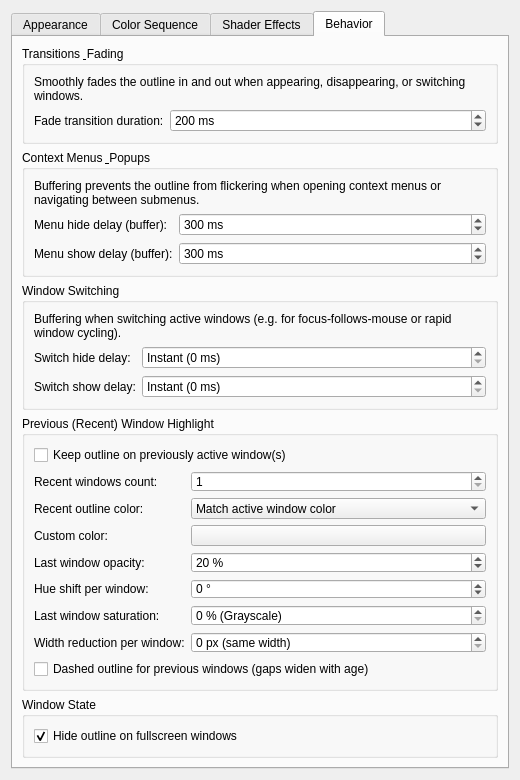
Old version of the form activewindowoutline_config.ui in the repository gmalinowski/LeapK.
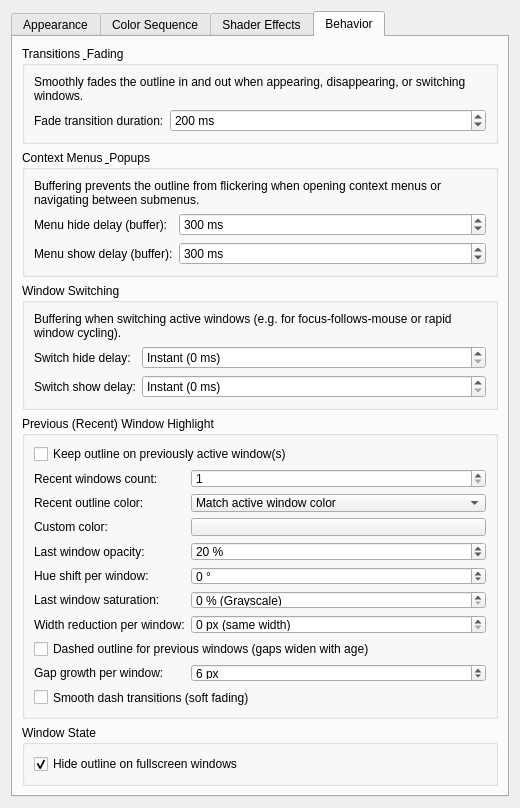
New version of the form. The open tabs and pages were chosen to show the change. Custom widgets are drawn as their Qt base class.

Commit message: feat(recent): add configurable gap growth and smooth dash transitions

What changed in the file:
```diff
--- a/activewindowoutline_config.ui
+++ b/activewindowoutline_config.ui
@@ -1622,6 +1622,51 @@
             </property>
            </widget>
           </item>
+          <item row="9" column="0">
+           <widget class="QLabel" name="label_recentWindowGapGrowth">
+            <property name="text">
+             <string>Gap growth per window:</string>
+            </property>
+            <property name="toolTip">
+             <string>Defines how much the gap between dashes increases for each successive older window in pixels (default: 6 px). If set to 0 px, all recent windows use the same constant gap length.</string>
+            </property>
+           </widget>
+          </item>
+          <item row="9" column="1">
+           <widget class="QSpinBox" name="kcfg_RecentWindowGapGrowth">
+            <property name="toolTip">
+             <string>Defines how much the gap between dashes increases for each successive older window in pixels (default: 6 px). If set to 0 px, all recent windows use the same constant gap length.</string>
+            </property>
+            <property name="minimum">
+             <number>0</number>
+            </property>
+            <property name="maximum">
+             <number>30</number>
+            </property>
+            <property name="singleStep">
+             <number>1</number>
+            </property>
+            <property name="value">
+             <number>6</number>
+            </property>
+            <property name="suffix">
+             <string> px</string>
+            </property>
+            <property name="specialValueText">
+             <string>0 px (constant gaps)</string>
+            </property>
+           </widget>
+          </item>
+          <item row="10" column="0" colspan="2">
+           <widget class="QCheckBox" name="kcfg_RecentWindowDashSmooth">
+            <property name="text">
+             <string>Smooth dash transitions (soft fading)</string>
+            </property>
+            <property name="toolTip">
+             <string>Applies a smooth alpha gradient fade between dashes and gaps instead of crisp cutoffs.</string>
+            </property>
+           </widget>
+          </item>
          </layout>
         </widget>
        </item>
```
The commit also changes 10 other files.
